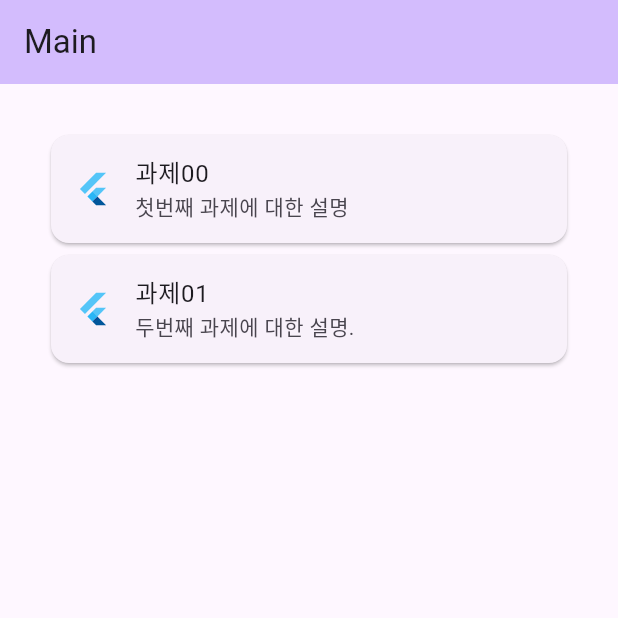
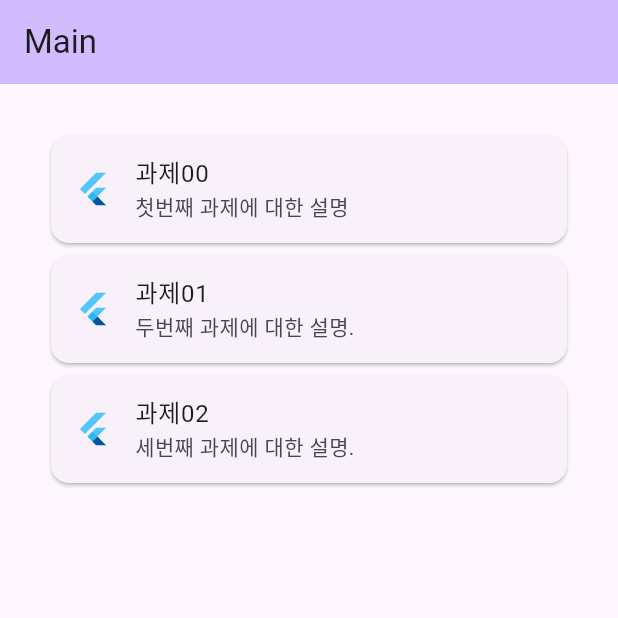
Before and after one commit to junselee42/flutter_study, a Flutter app: the screen it shows after launch, on a phone screen of 412 x 824 dp, the top half of it. Run offline on Flutter 3.47's test engine with Material 2 defaults, Android fonts, the phone set to English and light mode, and no system bars.

Commit message:
chore: add page - 세번째 페이지 추가 - 계정이연결이 안되어 있길래 등록함

```diff
--- a/lib/main.dart
+++ b/lib/main.dart
@@ -74,6 +74,17 @@ class _MyHomePageState extends State<MyHomePage> {
               },
             ),
           ),
+          Card(
+            child: ListTile(
+              leading: FlutterLogo(),
+              title: Text('과제02'),
+              subtitle: Text('세번째 과제에 대한 설명.'),
+              hoverColor: Colors.purple,
+              onTap: (){
+                Navigator.of(context).pushNamed('/third');
+              },
+            ),
+          ),
         ],
       ),
     );
--- a/lib/router/router.dart
+++ b/lib/router/router.dart
@@ -2,9 +2,11 @@ import 'package:flutter/material.dart';
 import 'package:flutter00/main.dart';
 import 'package:flutter00/router/pages/one.dart';
 import 'package:flutter00/router/pages/two.dart';
+import 'package:flutter00/router/pages/three.dart';
 
 final routes = {
   '/': (BuildContext context) => const MyHomePage(title: "Main"),
   '/first': (BuildContext context) => const OnePage(),
   '/second': (BuildContext context) => const TwoPage(),
+  '/third': (BuildContext context) => const ThreePage(),
 };
```
Also changed, not shown: lib/router/pages/three.dart (added, +17 -0 lines).
